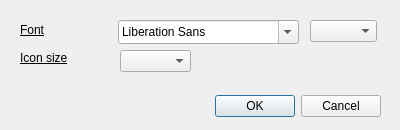
This is listfontdialog.ui in SideFx/SimpleJournalQt as Qt 5 draws it before an edit. The edited form follows.
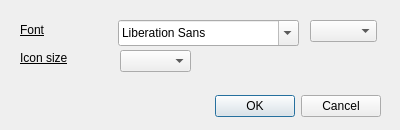
This is the edited form. Custom widgets are drawn as their Qt base class.

Commit message: Dialog adjustments

Patch:
```diff
--- a/listfontdialog.ui
+++ b/listfontdialog.ui
@@ -47,7 +47,7 @@
      <x>118</x>
      <y>20</y>
      <width>181</width>
-     <height>24</height>
+     <height>26</height>
     </rect>
    </property>
   </widget>
```
The commit also changes 3 other files.
